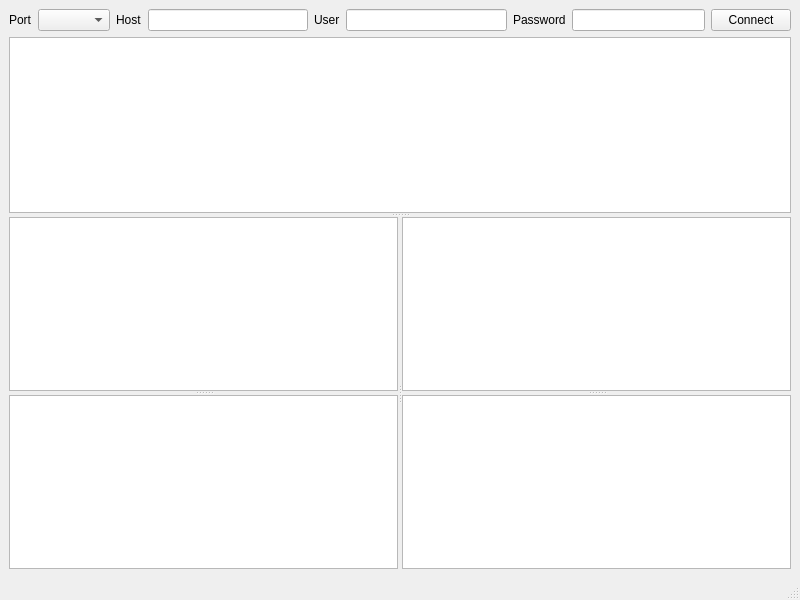
Above: easyftp.ui from atomicron/EasyFTP before the change. Below: the same form after it.
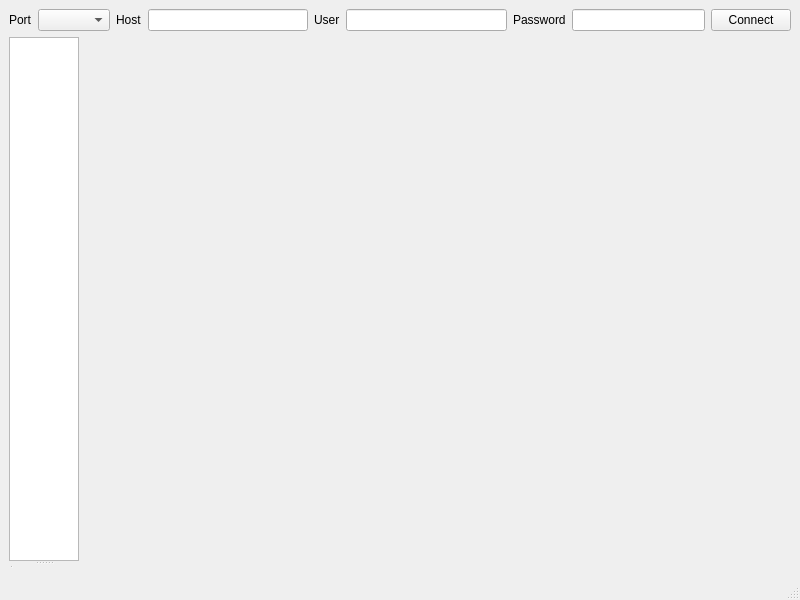
That is the form after the change.

Patch:
```diff
--- a/easyftp.ui
+++ b/easyftp.ui
@@ -100,15 +100,11 @@
         <property name="orientation">
          <enum>Qt::Vertical</enum>
         </property>
-        <widget class="QTreeView" name="local_tree"/>
-        <widget class="QListWidget" name="listWidget"/>
        </widget>
        <widget class="QSplitter" name="splitter_2">
         <property name="orientation">
          <enum>Qt::Vertical</enum>
         </property>
-        <widget class="QTreeView" name="remote_tree"/>
-        <widget class="QListWidget" name="listWidget_2"/>
        </widget>
       </widget>
      </widget>
```
Left out of the diff: 8 changed lines with no effect on the pictures.
